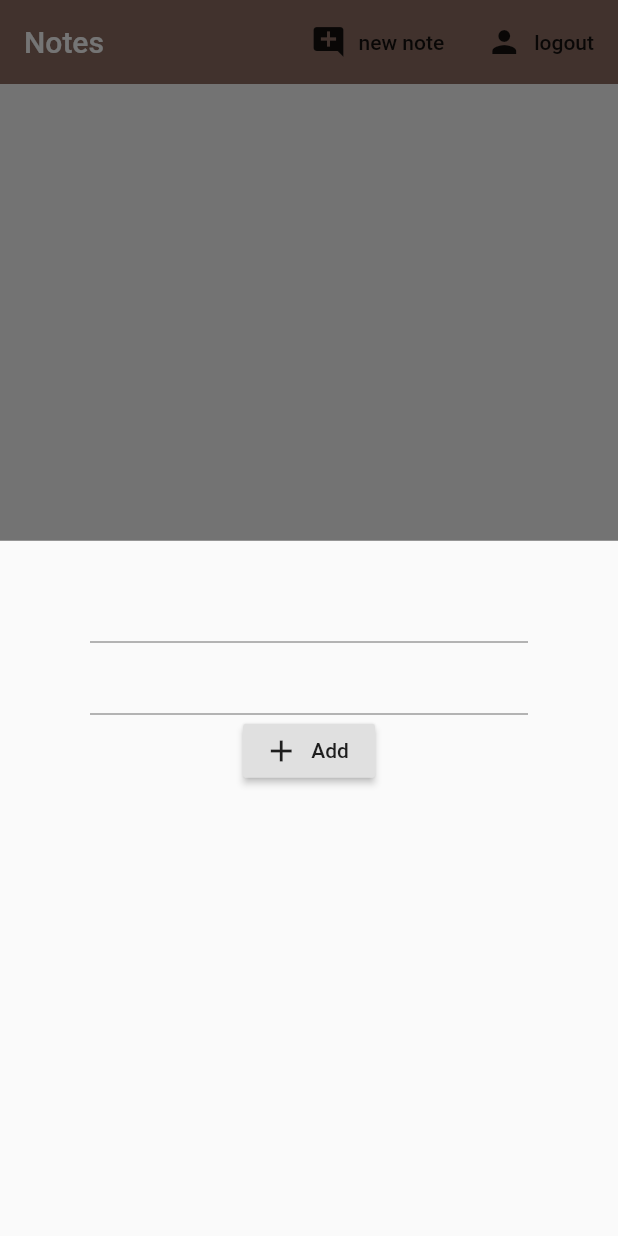
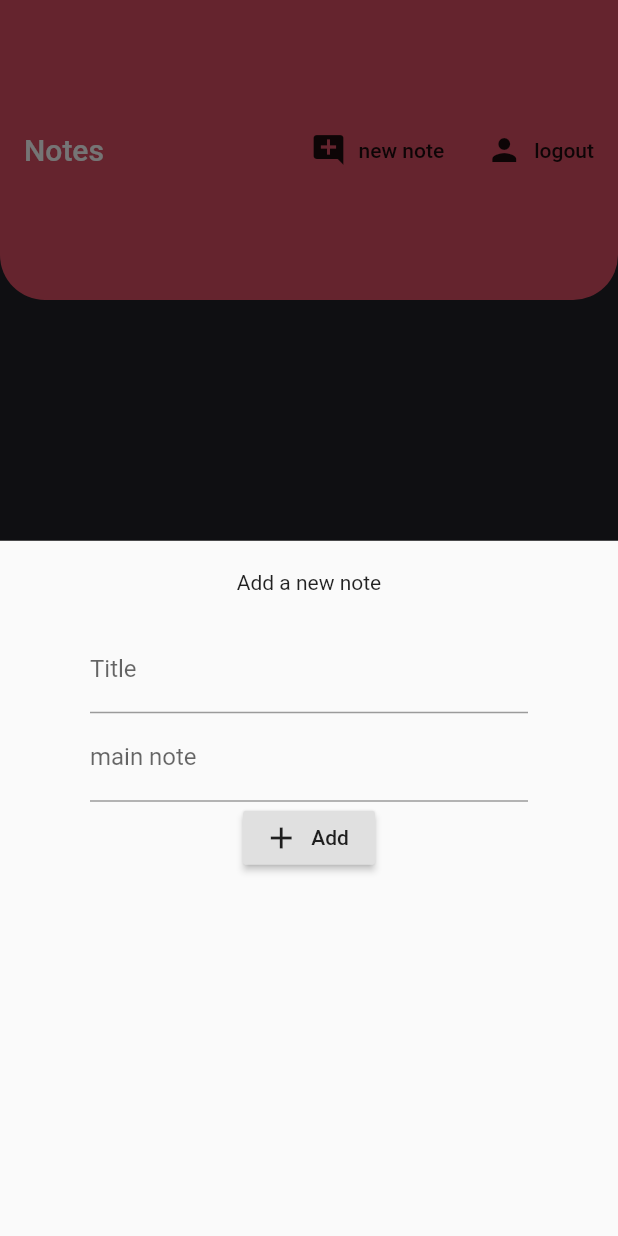
Before and after one commit to powerbuilder1/TodoApp, a Flutter app: the screen it shows once a user with an empty profile is signed in, after a tap on "new note", on a phone screen of 412 x 824 dp. Run offline on Flutter 3.47's test engine with Material 2 defaults, Android fonts, the phone set to English and light mode, and no system bars; our stand-ins replace cloud_firestore, firebase_auth, firebase_core; accounts and stored records are empty.

Commit message:
ui update

```diff
--- /dev/null
+++ b/todoApp/lib/models/global.dart
@@ -0,0 +1,61 @@
+import 'package:flutter/material.dart';
+
+Color darkGreyColor = new Color(0xFF212128);
+Color lightBlueColor = new Color(0xFF8787A0);
+Color redColor = new Color(0xFFDC4F64);
+
+TextStyle intrayTitleStyle = new TextStyle(
+  fontFamily: 'Avenir',
+  fontWeight: FontWeight.bold,
+  color: darkGreyColor,
+  fontSize: 50
+);
+
+
+TextStyle bigLightBlueTitle = new TextStyle(
+  fontFamily: 'Avenir',
+  fontWeight: FontWeight.bold,
+  color: lightBlueColor,
+  fontSize: 50
+);
+
+TextStyle darkTodoTitle = new TextStyle(
+  fontFamily: 'Avenir',
+  fontWeight: FontWeight.bold,
+  color: darkGreyColor,
+  fontSize: 30
+);
+
+TextStyle whiteTitle = new TextStyle(
+  fontFamily: 'Avenir',
+  fontWeight: FontWeight.bold,
+  color: Colors.white,
+  fontSize: 20
+);
+
+
+TextStyle whiteButtonTitle = new TextStyle(
+  fontFamily: 'Avenir',
+  fontWeight: FontWeight.bold,
+  color: Colors.white,
+  fontSize: 15
+);
+TextStyle redTodoTitle = new TextStyle(
+  fontFamily: 'Avenir',
+  fontWeight: FontWeight.bold,
+  color: redColor,
+  fontSize: 30
+);
+
+TextStyle redBoldText = new TextStyle(
+  fontFamily: 'Avenir',
+  fontWeight: FontWeight.bold,
+  color: redColor,
+  fontSize: 20
+);
+
+TextStyle redText = new TextStyle(
+  fontFamily: 'Avenir',
+  color: redColor,
+  fontSize: 20
+);
--- a/todoApp/lib/screens/home/home.dart
+++ b/todoApp/lib/screens/home/home.dart
@@ -1,5 +1,6 @@
 import 'package:flutter/material.dart';
 import 'package:provider/provider.dart';
+import 'package:todoApp/models/global.dart';
 import 'package:todoApp/models/note.dart';
 import 'package:todoApp/models/user.dart';
 import 'package:todoApp/screens/home/new_note_form.dart';
@@ -29,8 +30,15 @@ class Home extends StatelessWidget {
     return StreamProvider<List<Note>>.value(
       value: databaseService.notes,
       child: Scaffold(
+        extendBodyBehindAppBar: true,
         appBar: AppBar(
-          backgroundColor: Colors.brown[400],
+          shape: RoundedRectangleBorder(
+            borderRadius: BorderRadius.vertical(
+              bottom: Radius.circular(30)
+            ),
+          ),
+          toolbarHeight: 200.0,
+          backgroundColor: redColor,
           title: Text('Notes'),
           elevation: 0.0,
           actions: [
@@ -52,6 +60,7 @@ class Home extends StatelessWidget {
          ],
         ),
         body: Container(
+          color: darkGreyColor,
           child: NoteList(),
         ),
       ),
--- a/todoApp/lib/screens/home/new_note_form.dart
+++ b/todoApp/lib/screens/home/new_note_form.dart
@@ -25,11 +25,19 @@ class _NoteFormState extends State<NoteForm> {
       key: _formKey,
       child: Column(
         children: [
+          Text('Add a new note'),
+          SizedBox(height: 20.0),
           TextFormField(
+            decoration: InputDecoration(
+              labelText: 'Title',
+            ),
             validator: (val) => val.isEmpty ? 'Please enter a title' : null,
             onChanged: (val) => setState(() => title = val)
           ),
           TextFormField(
+            decoration: InputDecoration(
+              labelText: 'main note',
+            ),
             validator: (val) => val.isEmpty ? 'Please enter a note' : null,
             onChanged: (val) => setState(() => mainPart = val)
           ),
--- a/todoApp/lib/screens/home/note_list.dart
+++ b/todoApp/lib/screens/home/note_list.dart
@@ -1,6 +1,7 @@
 import 'package:flutter/material.dart';
 import 'package:todoApp/models/note.dart';
 import 'package:provider/provider.dart';
+import 'package:todoApp/screens/home/note_tile.dart';
 
 class NoteList extends StatefulWidget {
   @override
@@ -18,14 +19,7 @@ class _NoteListState extends State<NoteList> {
       return ListView.builder(
         itemCount: notes.length,
         itemBuilder: (context, index) {
-          return Container(
-            child: Column(
-              children: [
-                Text(notes[index].title),
-                Text(notes[index].mainPart),
-              ],
-            ),
-          );
+          return NoteTile(note: notes[index]);
         }
       );
     } catch(e) {
--- /dev/null
+++ b/todoApp/lib/screens/home/note_tile.dart
@@ -0,0 +1,31 @@
+import 'package:flutter/material.dart';
+import 'package:todoApp/models/global.dart';
+import 'package:todoApp/models/note.dart';
+
+class NoteTile extends StatelessWidget {
+
+  final Note note;
+  NoteTile( {this.note} );
+
+  @override
+  Widget build(BuildContext context) {
+    return Container(
+      child: Column(
+        children: [
+        Divider(
+            color: Colors.white,
+          ),
+          Text(
+            note.title,
+            style: redTodoTitle,
+            ),
+          SizedBox(height: 5.0),
+          Text(
+            note.mainPart,
+            style: redText,
+            ),
+        ],
+      ),
+    );
+  }
+}
```
